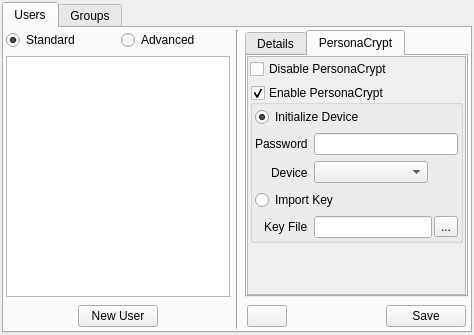
trueos/sysadm-ui-qt, file src-qt5/gui_client/pages/page_users.ui: the form before one commit.
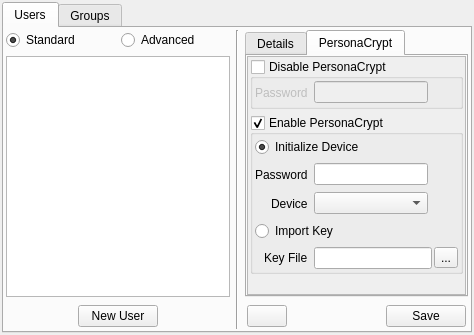
The form after the commit. The open tabs and pages were chosen to show the change. Icons and pictures are not drawn.

Commit message:
Finish up the users side of the new user manager (still need to do the "groups" management side) and enable it in the general build of the SysAdm Client.
Changelog: yes

Patch:
```diff
--- a/src-qt5/gui_client/pages/page_users.ui
+++ b/src-qt5/gui_client/pages/page_users.ui
@@ -305,8 +305,8 @@
                <rect>
                 <x>0</x>
                 <y>0</y>
-                <width>217</width>
-                <height>228</height>
+                <width>203</width>
+                <height>260</height>
                </rect>
               </property>
               <layout class="QVBoxLayout" name="verticalLayout_3">
@@ -323,10 +323,65 @@
                 <number>2</number>
                </property>
                <item>
-                <widget class="QCheckBox" name="check_pc_disable">
-                 <property name="text">
+                <widget class="QGroupBox" name="group_pc_disable">
+                 <property name="title">
                   <string>Disable PersonaCrypt</string>
                  </property>
+                 <property name="checkable">
+                  <bool>true</bool>
+                 </property>
+                 <property name="checked">
+                  <bool>false</bool>
+                 </property>
+                 <layout class="QFormLayout" name="formLayout_3">
+                  <property name="leftMargin">
+                   <number>2</number>
+                  </property>
+                  <property name="topMargin">
+                   <number>2</number>
+                  </property>
+                  <property name="rightMargin">
+                   <number>2</number>
+                  </property>
+                  <property name="bottomMargin">
+                   <number>2</number>
+                  </property>
+                  <item row="0" column="0">
+                   <widget class="QLabel" name="label_10">
+                    <property name="text">
+                     <string>Password</string>
+                    </property>
+                   </widget>
+                  </item>
+                  <item row="0" column="1">
+                   <layout class="QHBoxLayout" name="horizontalLayout_9">
+                    <item>
+                     <widget class="QLineEdit" name="line_pc_password_disable">
+                      <property name="echoMode">
+                       <enum>QLineEdit::Password</enum>
+                      </property>
+                     </widget>
+                    </item>
+                    <item>
+                     <widget class="QToolButton" name="tool_pc_showpassword_disable">
+                      <property name="text">
+                       <string notr="true"/>
+                      </property>
+                      <property name="icon">
+                       <iconset resource="../../icons/icons.qrc">
+                        <normaloff>:/icons/black/eye.svg</normaloff>:/icons/black/eye.svg</iconset>
+                      </property>
+                      <property name="checkable">
+                       <bool>true</bool>
+                      </property>
+                      <property name="autoRaise">
+                       <bool>true</bool>
+                      </property>
+                     </widget>
+                    </item>
+                   </layout>
+                  </item>
+                 </layout>
                 </widget>
                </item>
                <item>
@@ -366,28 +421,21 @@
                     </property>
                    </widget>
                   </item>
-                  <item row="1" column="0">
-                   <widget class="QLabel" name="label_6">
-                    <property name="text">
-                     <string>Password</string>
-                    </property>
-                   </widget>
-                  </item>
-                  <item row="1" column="1">
-                   <widget class="QLineEdit" name="line_pc_password">
-                    <property name="echoMode">
-                     <enum>QLineEdit::Password</enum>
-                    </property>
-                   </widget>
-                  </item>
                   <item row="2" column="0">
+                   <widget class="QLabel" name="label_6">
+                    <property name="text">
+                     <string>Password</string>
+                    </property>
+                   </widget>
+                  </item>
+                  <item row="3" column="0">
                    <widget class="QLabel" name="label_7">
                     <property name="text">
                      <string>Device</string>
                     </property>
                    </widget>
                   </item>
-                  <item row="2" column="1">
+                  <item row="3" column="1">
                    <layout class="QHBoxLayout" name="horizontalLayout_6">
                     <item>
                      <widget class="QComboBox" name="combo_pc_device"/>
@@ -408,21 +456,21 @@
                     </item>
                    </layout>
                   </item>
-                  <item row="3" column="0" colspan="2">
+                  <item row="4" column="0" colspan="2">
                    <widget class="QRadioButton" name="radio_pc_import">
                     <property name="text">
                      <string>Import Key</string>
                     </property>
                    </widget>
                   </item>
-                  <item row="4" column="0">
+                  <item row="5" column="0">
                    <widget class="QLabel" name="label_8">
                     <property name="text">
                      <string>Key File</string>
                     </property>
                    </widget>
                   </item>
-                  <item row="4" column="1">
+                  <item row="5" column="1">
                    <layout class="QHBoxLayout" name="horizontalLayout_4">
                     <property name="spacing">
                      <number>2</number>
@@ -443,6 +491,34 @@
                     </item>
                    </layout>
                   </item>
+                  <item row="2" column="1">
+                   <layout class="QHBoxLayout" name="horizontalLayout_8">
+                    <item>
+                     <widget class="QLineEdit" name="line_pc_password">
+                      <property name="echoMode">
+                       <enum>QLineEdit::Password</enum>
+                      </property>
+                     </widget>
+                    </item>
+                    <item>
+                     <widget class="QToolButton" name="tool_pc_showpassword">
+                      <property name="text">
+                       <string notr="true"/>
+                      </property>
+                      <property name="icon">
+                       <iconset resource="../../icons/icons.qrc">
+                        <normaloff>:/icons/black/eye.svg</normaloff>:/icons/black/eye.svg</iconset>
+                      </property>
+                      <property name="checkable">
+                       <bool>true</bool>
+                      </property>
+                      <property name="autoRaise">
+                       <bool>true</bool>
+                      </property>
+                     </widget>
+                    </item>
+                   </layout>
+                  </item>
                  </layout>
                 </widget>
                </item>
```
Left out of the diff: 55 changed lines with no effect on the pictures. The commit also changes 2 other files.
